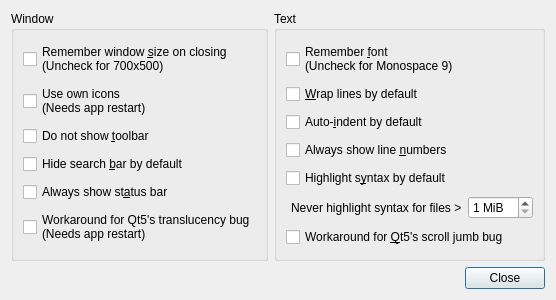
Old version of the form featherpad/predDialog.ui in the repository vecnathewhisperd0/FeatherPad.
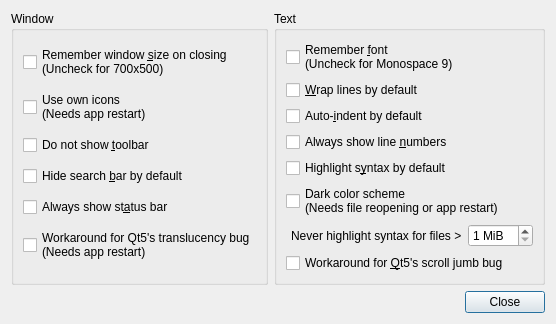
New version of the form.

Commit message:
Added a dark color scheme
Also:
Remove search highlights on hiding search bar.
A possible cause of crash is removed.

```diff
--- a/featherpad/predDialog.ui
+++ b/featherpad/predDialog.ui
@@ -116,7 +116,15 @@
         </property>
        </widget>
       </item>
-      <item row="5" column="0">
+      <item row="5" column="0" colspan="2">
+       <widget class="QCheckBox" name="colBox">
+        <property name="text">
+         <string>Dark color scheme
+(Needs file reopening or app restart)</string>
+        </property>
+       </widget>
+      </item>
+      <item row="6" column="0">
        <widget class="QLabel" name="label">
         <property name="text">
          <string>Never highlight syntax for files &gt;</string>
@@ -126,7 +134,7 @@
         </property>
        </widget>
       </item>
-      <item row="5" column="1">
+      <item row="6" column="1">
        <widget class="QSpinBox" name="spinBox">
         <property name="suffix">
          <string> MiB</string>
@@ -139,7 +147,7 @@
         </property>
        </widget>
       </item>
-      <item row="6" column="0" colspan="2">
+      <item row="7" column="0" colspan="2">
        <widget class="QCheckBox" name="scrollBox">
         <property name="text">
          <string>Workaround for &amp;Qt5's scroll jumb bug</string>
```
The commit also changes 18 other files.
